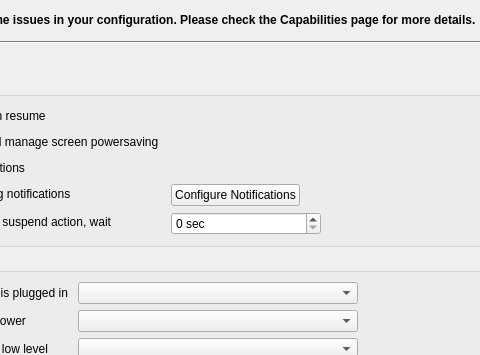
The window that kcmodule/generalPage.ui (KDE/powerdevil) describes before a commit, drawn with Qt 5; both pictures show x 119 to 599 and y 0 to 355 of the 754 by 537 pixel window.
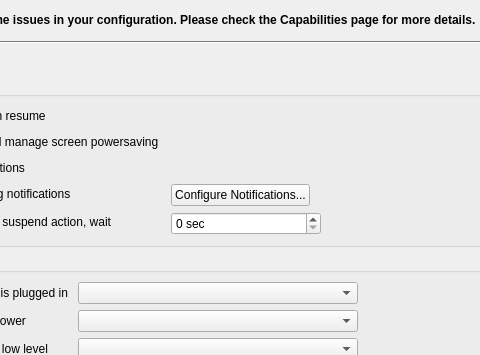
The same window after the commit. Custom widgets are drawn as their Qt base class.

```diff
--- a/kcmodule/generalPage.ui
+++ b/kcmodule/generalPage.ui
@@ -148,7 +148,7 @@
                </size>
               </property>
               <property name="text" >
-               <string>Configure Notifications</string>
+               <string>Configure Notifications...</string>
               </property>
              </widget>
             </item>
```
